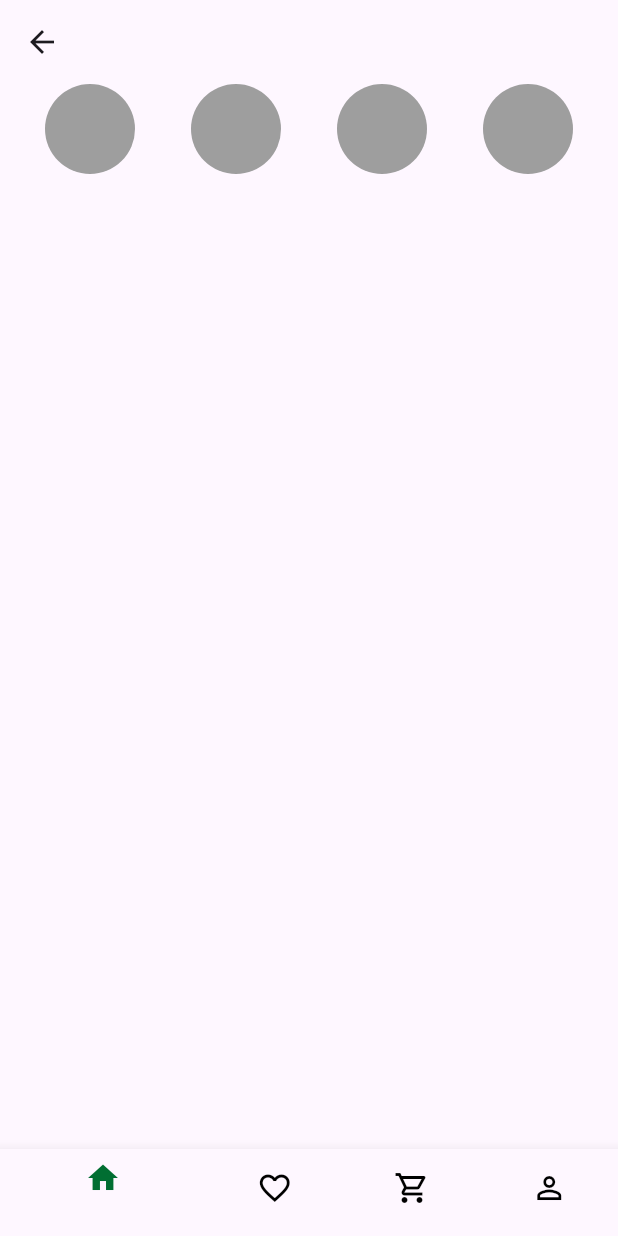
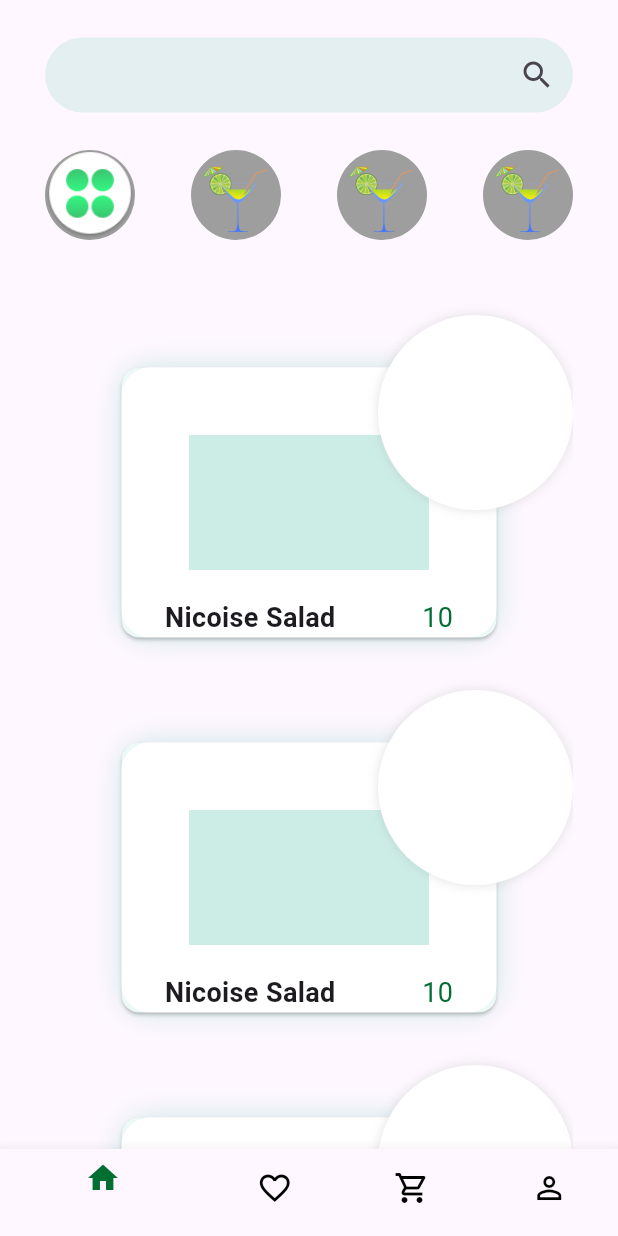
Before and after one commit to Swethanidhun/happycocktail, a Flutter app: the HomePage screen opened directly, on a phone screen of 412 x 824 dp. Run offline on Flutter 3.47's test engine with Material 3 defaults, Android fonts, the phone set to English and light mode, and no system bars; our stand-ins replace get; Roboto replaces fonts that are missing (Montserrat-Black); project files that could hold a hidden picture were left out.

Commit message:
homepage ui completed

```diff
--- a/cocktail/lib/data/modules/Home_module/Homepage.dart
+++ b/cocktail/lib/data/modules/Home_module/Homepage.dart
@@ -24,33 +24,62 @@
                 icon: Icon(Icons.shopping_cart_outlined), label: ""),
             BottomNavigationBarItem(icon: Icon(Icons.person_outline), label: "")
           ]),
-      appBar: AppBar(),
+      appBar: AppBar(
+        automaticallyImplyLeading: false,
+        toolbarHeight: 100,
+        actions: [
+          Expanded(
+            child: Center(
+              child: Padding(
+                padding: const EdgeInsets.symmetric(horizontal: 30.0),
+                child: SizedBox(
+                  height: 50,
+                  child: TextField(
+                    cursorColor: Colors.black,
+                    cursorHeight: 15,
+                    decoration: InputDecoration(
+                      suffixIcon: Icon(Icons.search),
+                      enabledBorder:OutlineInputBorder(borderRadius: BorderRadius.circular(40),borderSide: BorderSide.none),
+                      focusedBorder: OutlineInputBorder(borderRadius: BorderRadius.circular(40),borderSide: BorderSide.none),
+
+                      filled: true,
+                      fillColor: const Color.fromARGB(255, 1, 167, 131)
+                              .withOpacity(0.1),
+                        border: OutlineInputBorder(
+                            borderRadius: BorderRadius.circular(40))),
+                  ),
+                ),
+              ),
+            ),
+          )
+        ],
+      ),
       body: Padding(
-        padding: const EdgeInsets.symmetric(horizontal: 30),
-        child: SingleChildScrollView(
-          child: Column(
+        padding: const EdgeInsets.symmetric(horizontal: 30.0),
+        child: ListView(
           children: [
             const Row(
               mainAxisAlignment: MainAxisAlignment.spaceBetween,
               children: [
-                  Circleavathar(),
-                  Circleavathar(),
-                  Circleavathar(),
-                  Circleavathar(),
+                Circleavathar(url: "assets/images/menu.png"),
+                Circleavathar(url: "assets/images/—Pngtree—cartoon cocktail_2716380.png"),
+                Circleavathar(url: "assets/images/—Pngtree—cartoon cocktail_2716380.png"),
+                Circleavathar(url: "assets/images/—Pngtree—cartoon cocktail_2716380.png"),
               ],
             ),
             const SizedBox(
               height: 50,
             ),
-              // ListView.builder(
-              //   itemCount: 10,
-              //   itemBuilder: (context, index) {
-              //     return const Cardwidget();
-              //   },
-              // ),
-              //  Cardwidget(),
+            ListView.builder(
+              shrinkWrap: true,
+              physics: const NeverScrollableScrollPhysics(),
+              itemCount: 10,
+              itemBuilder: (context, index) {
+                return Cardwidget();
+              },
+            ),
+            Cardwidget(),
           ],
-          ),
         ),
       ),
     );
--- a/cocktail/lib/data/widgets/Card.dart
+++ b/cocktail/lib/data/widgets/Card.dart
@@ -1,56 +1,65 @@
 import 'package:flutter/material.dart';
 
-class Cardwidget extends StatelessWidget {
-  const Cardwidget({super.key});
+class Cardwidget extends StatefulWidget {
+  @override
+  State<Cardwidget> createState() => _CardwidgetState();
+}
 
+class _CardwidgetState extends State<Cardwidget> {
   @override
   Widget build(BuildContext context) {
-    return Container(
-      decoration: BoxDecoration(
-        boxShadow: [
-          BoxShadow(
-            color: const Color.fromARGB(255, 1, 167, 131).withOpacity(0.2),
-            spreadRadius: 1,
-            blurRadius: 12,
-            offset: const Offset(0, 6),
-          ),
-        ],
-        borderRadius: BorderRadius.circular(35),
-      ),
-      height: 200,
+    return Column(
+      children: [
+        SizedBox(
+          height: 250,
           width: double.infinity,
           child: Stack(
             children: [
-          // Card
-          const Positioned.fill(
+              Center(
                 child: Card(
-              child:Row(
+                  color: Colors.white,
+                  elevation: 1,
+                  child: Container(
+                    child: Row(
                       mainAxisAlignment: MainAxisAlignment.spaceAround,
                       crossAxisAlignment: CrossAxisAlignment.end,
                       children: [
-                  Text("data",style: TextStyle(fontSize: 20,fontWeight: FontWeight.w700),),
-                  Text("10",style: TextStyle(fontSize: 20,fontWeight: FontWeight.w700,color:Color.fromARGB(255, 1, 167, 131) ),)
+                        Text("Nicoise Salad",style: TextStyle(fontSize: 18,fontWeight: FontWeight.w600),),
+                        Text("10",style: TextStyle(fontSize: 18,color: Color.fromARGB(255, 1, 110, 50)),),
                       ],
                     ),
-              elevation: 5,
-              color: Colors.white,
+                    height: 180,
+                    width: 250,
+                    decoration: BoxDecoration(boxShadow: [
+                      BoxShadow(
+                          color: const Color.fromARGB(255, 1, 167, 131)
+                              .withOpacity(0.2),
+                          blurRadius: 15,
+                          blurStyle: BlurStyle.outer)
+                    ], borderRadius: BorderRadius.circular(20)),
                   ),
                 ),
-          // Circle
+              ),
               Positioned(
                 top: 0,
                 right: 0,
                 child: Container(
-              width: 130,
-              height: 130,
-              decoration: const BoxDecoration(
-                shape: BoxShape.circle,
-                color: Colors.white, // You can change the color as needed
+                  decoration: BoxDecoration(
+                      borderRadius: BorderRadius.circular(70),
+                      boxShadow: [
+                        BoxShadow(
+                            blurRadius: 6, color: Colors.grey.withOpacity(0.3)),
+                      ]),
+                  child: const CircleAvatar(
+                    radius: 65,
+                    backgroundColor: Colors.white, // Change color as needed
                   ),
                 ),
               ),
             ],
           ),
+        ),
+      ],
     );
   }
 }
--- a/cocktail/lib/data/widgets/circleavathar.dart
+++ b/cocktail/lib/data/widgets/circleavathar.dart
@@ -1,11 +1,12 @@
 import 'package:flutter/material.dart';
 
 class Circleavathar extends StatelessWidget {
-  const Circleavathar({super.key});
-
+  const Circleavathar({super.key,required this.url});
+final String url;
   @override
   Widget build(BuildContext context) {
-    return const CircleAvatar(
+    return  CircleAvatar(
+      child: Image(image: AssetImage(url)),
       backgroundColor: Colors.grey,
       maxRadius: 30,
     );
```
Also changed, not shown: cocktail/assets/images/menu.png (added). Lines whose indentation alone changed are shown as unchanged.
